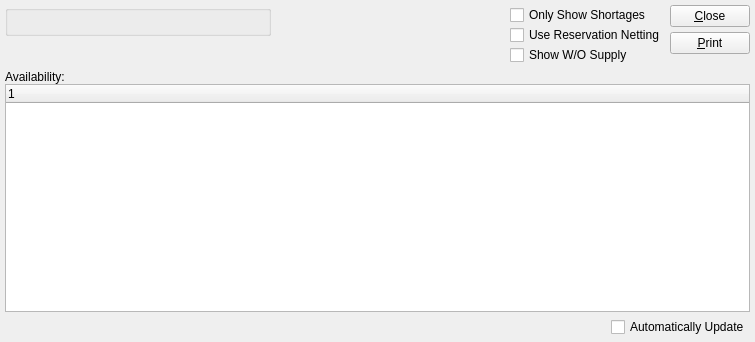
The window that guiclient/dspInventoryAvailabilityByCustomerType.ui (Pegasus-RPG/xtuple-client) describes before a commit, drawn with Qt 5.
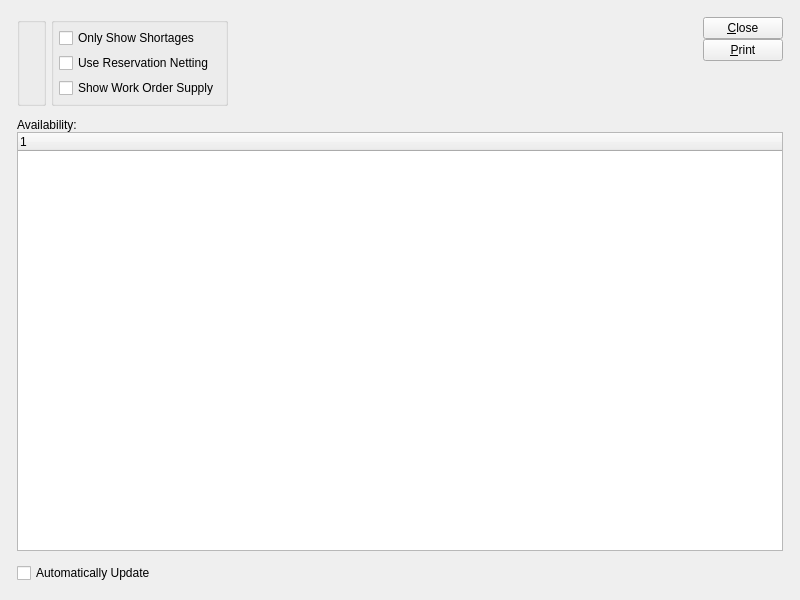
The same window after the commit. Custom widgets are drawn as their Qt base class.

Commit message: issue 8520:  Touch up layouts with tweaked clusters.

What changed in the file:
```diff
--- a/guiclient/dspInventoryAvailabilityByCustomerType.ui
+++ b/guiclient/dspInventoryAvailabilityByCustomerType.ui
@@ -13,21 +13,26 @@
    <rect>
     <x>0</x>
     <y>0</y>
-    <width>755</width>
-    <height>342</height>
+    <width>800</width>
+    <height>600</height>
    </rect>
   </property>
   <property name="windowTitle" >
    <string>Inventory Availability by Customer Type</string>
   </property>
-   <layout class="QVBoxLayout" >
-    <item>
-     <layout class="QHBoxLayout" >
-      <item>
-       <layout class="QVBoxLayout" >
+  <layout class="QGridLayout" name="gridLayout_3" >
+   <item row="0" column="0" >
+    <layout class="QGridLayout" name="gridLayout_2" >
+     <property name="margin" >
+      <number>12</number>
+     </property>
         <property name="spacing" >
-         <number>0</number>
-        </property>
+      <number>12</number>
+     </property>
+     <item row="0" column="0" >
+      <layout class="QHBoxLayout" name="horizontalLayout_2" >
+       <item>
+        <layout class="QHBoxLayout" name="horizontalLayout" >
         <item>
          <widget class="ParameterGroup" name="_custtype" >
           <property name="focusPolicy" >
@@ -36,50 +41,15 @@
          </widget>
         </item>
         <item>
-         <spacer>
-          <property name="orientation" >
-           <enum>Qt::Vertical</enum>
-          </property>
-          <property name="sizeHint" >
-           <size>
-            <width>266</width>
-            <height>0</height>
-           </size>
-          </property>
-         </spacer>
-        </item>
-       </layout>
-      </item>
+          <widget class="QGroupBox" name="_optionsGroup" >
+           <property name="title" >
+            <string/>
+           </property>
+           <layout class="QGridLayout" name="gridLayout" >
+            <item row="0" column="0" >
+             <layout class="QVBoxLayout" name="verticalLayout_2" >
       <item>
-       <spacer>
-        <property name="orientation" >
-         <enum>Qt::Horizontal</enum>
-        </property>
-        <property name="sizeHint" >
-         <size>
-          <width>40</width>
-          <height>20</height>
-         </size>
-        </property>
-       </spacer>
-      </item>
-      <item>
-       <layout class="QVBoxLayout" >
-        <property name="spacing" >
-         <number>0</number>
-        </property>
-        <property name="leftMargin" >
-         <number>0</number>
-        </property>
-        <property name="topMargin" >
-         <number>0</number>
-        </property>
-        <property name="rightMargin" >
-         <number>0</number>
-        </property>
-        <property name="bottomMargin" >
-         <number>0</number>
-        </property>
+               <layout class="QVBoxLayout" name="verticalLayout" >
         <item>
          <widget class="XCheckBox" name="_onlyShowShortages" >
           <property name="text" >
@@ -97,16 +67,18 @@
         <item>
          <widget class="XCheckBox" name="_showWoSupply" >
           <property name="text" >
-           <string>Show W/O Supply</string>
-          </property>
-         </widget>
+                   <string>Show Work Order Supply</string>
+                  </property>
+                 </widget>
+                </item>
+               </layout>
         </item>
         <item>
          <spacer>
           <property name="orientation" >
            <enum>Qt::Vertical</enum>
           </property>
-          <property name="sizeHint" >
+                <property name="sizeHint" stdset="0" >
            <size>
             <width>20</width>
             <height>0</height>
@@ -116,38 +88,38 @@
         </item>
        </layout>
       </item>
+           </layout>
+          </widget>
+         </item>
+        </layout>
+       </item>
+       <item>
+        <spacer>
+         <property name="orientation" >
+          <enum>Qt::Horizontal</enum>
+         </property>
+         <property name="sizeHint" stdset="0" >
+          <size>
+           <width>0</width>
+           <height>20</height>
+          </size>
+         </property>
+        </spacer>
+       </item>
       <item>
        <layout class="QVBoxLayout" >
         <property name="spacing" >
          <number>0</number>
         </property>
-        <property name="leftMargin" >
+         <property name="margin" >
          <number>0</number>
         </property>
-        <property name="topMargin" >
-         <number>0</number>
-        </property>
-        <property name="rightMargin" >
-         <number>0</number>
-        </property>
-        <property name="bottomMargin" >
-         <number>0</number>
-        </property>
         <item>
          <layout class="QVBoxLayout" >
           <property name="spacing" >
-           <number>5</number>
-          </property>
-          <property name="leftMargin" >
            <number>0</number>
           </property>
-          <property name="topMargin" >
-           <number>0</number>
-          </property>
-          <property name="rightMargin" >
-           <number>0</number>
-          </property>
-          <property name="bottomMargin" >
+           <property name="margin" >
            <number>0</number>
           </property>
           <item>
@@ -177,7 +149,7 @@
           <property name="orientation" >
            <enum>Qt::Vertical</enum>
           </property>
-          <property name="sizeHint" >
+           <property name="sizeHint" stdset="0" >
            <size>
             <width>20</width>
             <height>0</height>
@@ -189,7 +161,7 @@
       </item>
      </layout>
     </item>
-    <item>
+     <item row="1" column="0" >
      <widget class="QFrame" name="frame" >
       <property name="sizePolicy" >
        <sizepolicy vsizetype="Expanding" hsizetype="Preferred" >
@@ -207,16 +179,7 @@
        <property name="spacing" >
         <number>0</number>
        </property>
-       <property name="leftMargin" >
-        <number>0</number>
-       </property>
-       <property name="topMargin" >
-        <number>0</number>
-       </property>
-       <property name="rightMargin" >
-        <number>0</number>
-       </property>
-       <property name="bottomMargin" >
+        <property name="margin" >
         <number>0</number>
        </property>
        <item>
@@ -235,7 +198,7 @@
       </layout>
      </widget>
     </item>
-    <item>
+     <item row="2" column="0" >
      <layout class="QHBoxLayout" >
       <property name="topMargin" >
        <number>0</number>
@@ -243,19 +206,6 @@
       <property name="rightMargin" >
        <number>0</number>
       </property>
-      <item>
-       <spacer>
-        <property name="orientation" >
-         <enum>Qt::Horizontal</enum>
-        </property>
-        <property name="sizeHint" >
-         <size>
-          <width>40</width>
-          <height>20</height>
-         </size>
-        </property>
-       </spacer>
-      </item>
       <item>
        <widget class="XCheckBox" name="_autoupdate" >
         <property name="text" >
@@ -263,6 +213,21 @@
         </property>
        </widget>
       </item>
+       <item>
+        <spacer>
+         <property name="orientation" >
+          <enum>Qt::Horizontal</enum>
+         </property>
+         <property name="sizeHint" stdset="0" >
+          <size>
+           <width>40</width>
+           <height>20</height>
+          </size>
+         </property>
+        </spacer>
+       </item>
+      </layout>
+     </item>
      </layout>
     </item>
    </layout>
```
Left out of the diff: 6 changed lines with no effect on the pictures. Lines whose indentation alone changed are shown as unchanged. The commit also changes 34 other files.
